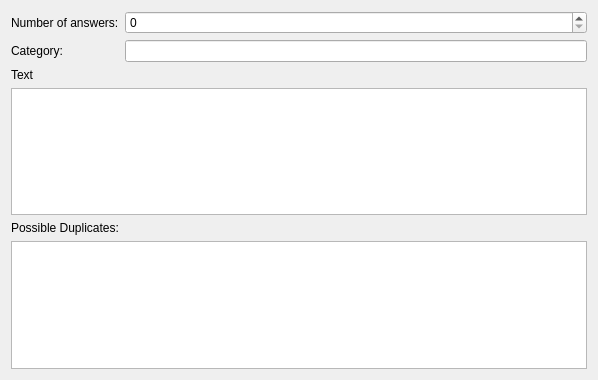
Above: src/carddatamappingwidget.ui from AnotherStranger/cah-fullformat-helper before the change. Below: the same form after it.
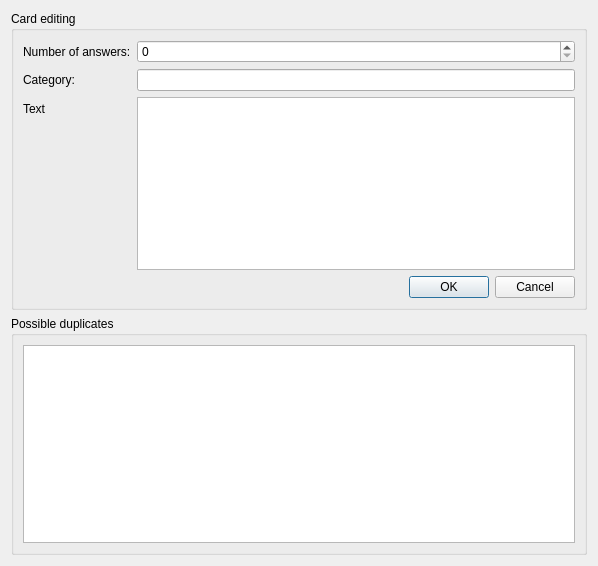
That is the form after the change.

Commit message: Fixed card Editing, adding and removing. Submits all changes instantly (except adding a card.). When adding a card, changes will be submitted after hitting OK.

What changed in the file:
```diff
--- a/src/carddatamappingwidget.ui
+++ b/src/carddatamappingwidget.ui
@@ -7,56 +7,92 @@
     <x>0</x>
     <y>0</y>
     <width>598</width>
-    <height>380</height>
+    <height>566</height>
    </rect>
   </property>
   <property name="windowTitle">
    <string>Form</string>
   </property>
-  <layout class="QFormLayout" name="formLayout">
-   <item row="0" column="0">
-    <widget class="QLabel" name="answerLabel">
-     <property name="text">
-      <string>Number of answers:</string>
+  <layout class="QVBoxLayout" name="verticalLayout_2">
+   <item>
+    <widget class="QGroupBox" name="cardGroup">
+     <property name="sizePolicy">
+      <sizepolicy hsizetype="Preferred" vsizetype="Preferred">
+       <horstretch>0</horstretch>
+       <verstretch>5</verstretch>
+      </sizepolicy>
      </property>
-    </widget>
-   </item>
-   <item row="0" column="1">
+     <property name="title">
+      <string>Card editing</string>
+     </property>
+     <layout class="QFormLayout" name="formLayout_2">
+      <item row="1" column="1">
     <widget class="QSpinBox" name="answerSpin"/>
    </item>
    <item row="1" column="0">
+       <widget class="QLabel" name="answerLabel">
+        <property name="text">
+         <string>Number of answers:</string>
+        </property>
+       </widget>
+      </item>
+      <item row="2" column="0">
     <widget class="QLabel" name="categoryLabel">
      <property name="text">
       <string>Category:</string>
      </property>
     </widget>
    </item>
-   <item row="1" column="1">
+      <item row="2" column="1">
     <widget class="QLineEdit" name="categoryEdit"/>
    </item>
-   <item row="2" column="0">
+      <item row="3" column="0">
     <widget class="QLabel" name="textLabel">
      <property name="text">
       <string>Text</string>
      </property>
     </widget>
    </item>
-   <item row="3" column="0" colspan="2">
+      <item row="3" column="1">
     <widget class="QPlainTextEdit" name="textEdit">
+        <property name="sizePolicy">
+         <sizepolicy hsizetype="Expanding" vsizetype="Expanding">
+          <horstretch>0</horstretch>
+          <verstretch>1</verstretch>
+         </sizepolicy>
+        </property>
      <property name="tabChangesFocus">
       <bool>true</bool>
      </property>
     </widget>
    </item>
-   <item row="4" column="0">
-    <widget class="QLabel" name="duplicatesLabel">
-     <property name="text">
-      <string>Possible Duplicates:</string>
+      <item row="4" column="1">
+       <widget class="QDialogButtonBox" name="buttonBox">
+        <property name="standardButtons">
+         <set>QDialogButtonBox::Cancel|QDialogButtonBox::Ok</set>
      </property>
     </widget>
    </item>
-   <item row="5" column="0" colspan="2">
+     </layout>
+    </widget>
+   </item>
+   <item>
+    <widget class="QGroupBox" name="duplicatesGroup">
+     <property name="sizePolicy">
+      <sizepolicy hsizetype="Preferred" vsizetype="Preferred">
+       <horstretch>0</horstretch>
+       <verstretch>4</verstretch>
+      </sizepolicy>
+     </property>
+     <property name="title">
+      <string>Possible duplicates</string>
+     </property>
+     <layout class="QVBoxLayout" name="verticalLayout">
+      <item>
     <widget class="QListWidget" name="duplicatesTable"/>
+      </item>
+     </layout>
+    </widget>
    </item>
   </layout>
  </widget>
```
Lines whose indentation alone changed are shown as unchanged. The commit also changes 6 other files.
